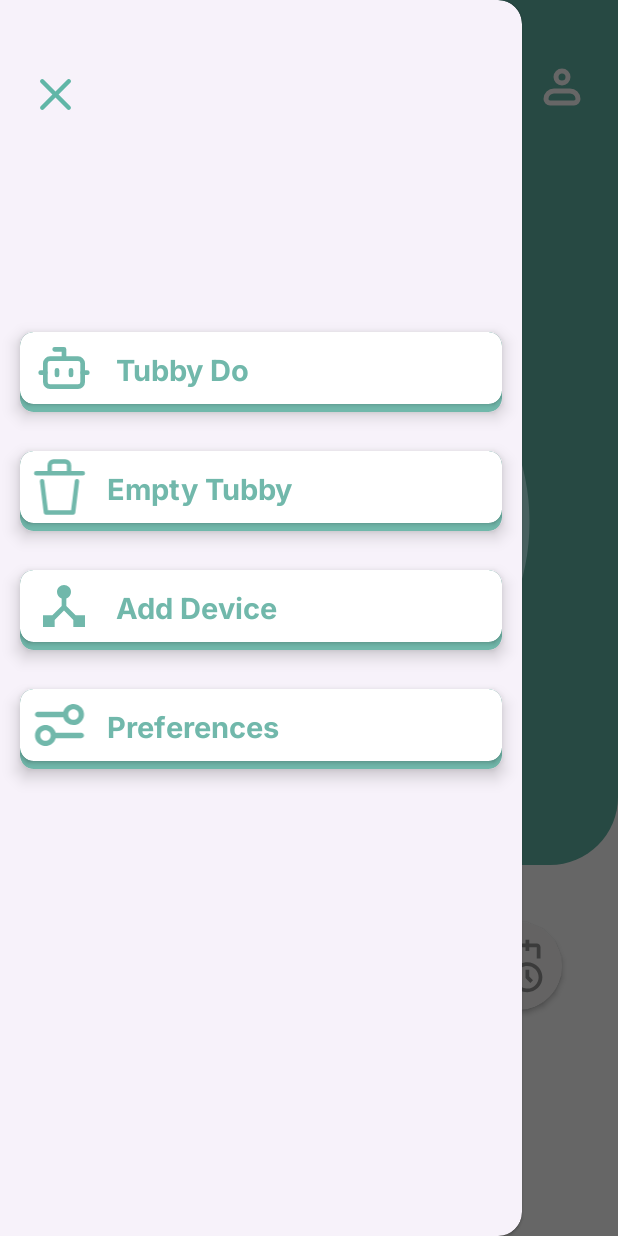
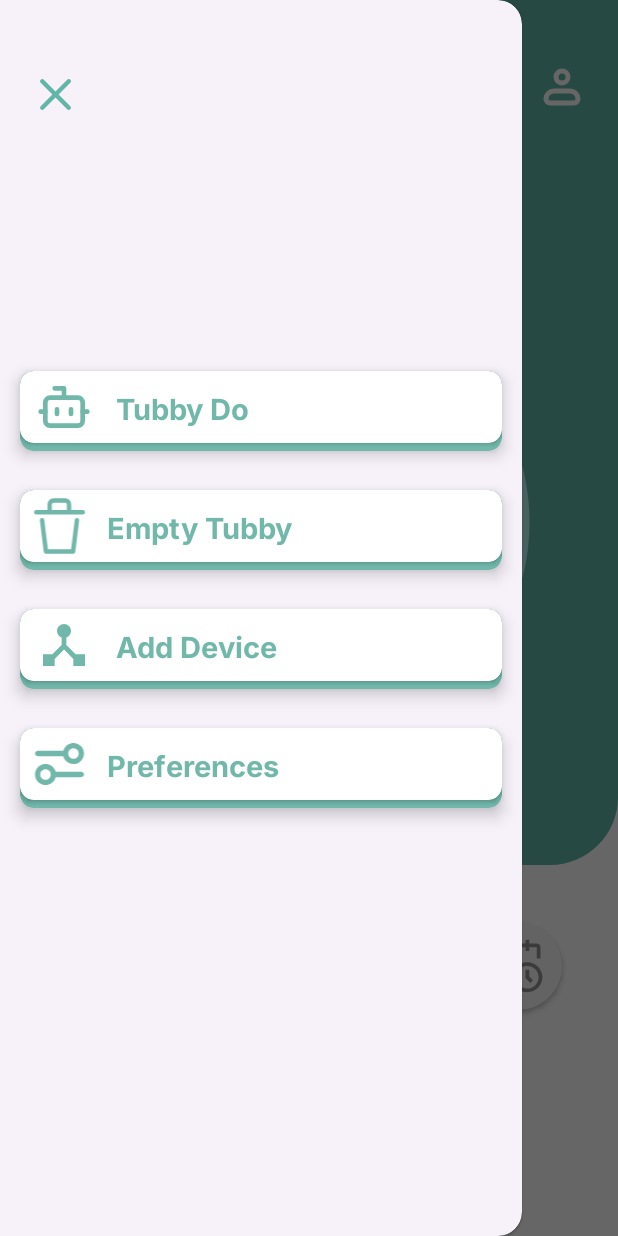
Before and after one commit to TechiEco-Solutions/TE-Android-App, an Android app: the screen it shows after launch (MainActivity), with the side drawer open, on a phone screen of 412 x 824 dp. Run offline under Robolectric (Android 15) with nearby library versions, the phone set to English and light mode, and no system bars; our stand-ins replace sdp/ssp sizes.

Commit message:
main layout drawer rv top margin changed

```diff
--- a/app/src/main/res/layout/activity_main.xml
+++ b/app/src/main/res/layout/activity_main.xml
@@ -275,7 +275,7 @@
         android:id="@+id/drawer_rv"
         android:layout_width="match_parent"
         android:layout_height="match_parent"
-        android:layout_marginTop="@dimen/_150sdp"
+        android:layout_marginTop="@dimen/_170sdp"
         />
 
 
```
